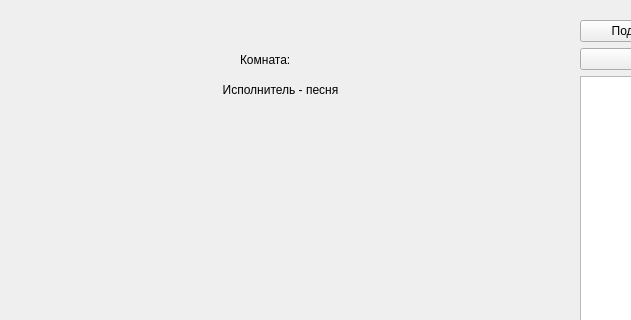
vernolll/MusicTogether-App, file ui/mainwindow.ui: the form before one commit; both pictures show x 0 to 631 and y 0 to 320 of the 800 by 600 pixel window.
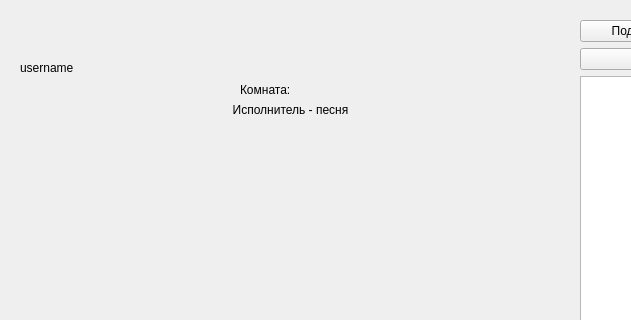
The form after the commit. The open tabs and pages were chosen to show the change.

```diff
--- a/ui/mainwindow.ui
+++ b/ui/mainwindow.ui
@@ -224,7 +224,7 @@
       <property name="geometry">
        <rect>
         <x>240</x>
-        <y>50</y>
+        <y>80</y>
         <width>121</width>
         <height>20</height>
        </rect>
@@ -236,8 +236,8 @@
      <widget class="QLabel" name="label_music">
       <property name="geometry">
        <rect>
-        <x>80</x>
-        <y>80</y>
+        <x>90</x>
+        <y>100</y>
         <width>401</width>
         <height>20</height>
        </rect>
@@ -289,6 +289,32 @@
        </item>
       </layout>
      </widget>
+     <widget class="QWidget" name="layoutWidget">
+      <property name="geometry">
+       <rect>
+        <x>20</x>
+        <y>20</y>
+        <width>91</width>
+        <height>61</height>
+       </rect>
+      </property>
+      <layout class="QVBoxLayout" name="verticalLayout_8">
+       <item>
+        <widget class="QLabel" name="label_avatar">
+         <property name="text">
+          <string/>
+         </property>
+        </widget>
+       </item>
+       <item>
+        <widget class="QLabel" name="label_username">
+         <property name="text">
+          <string>username</string>
+         </property>
+        </widget>
+       </item>
+      </layout>
+     </widget>
     </widget>
     <widget class="QWidget" name="page_playlist">
      <widget class="QWidget" name="layoutWidget_2">
```
Left out of the diff: 11 changed lines with no effect on the pictures.
